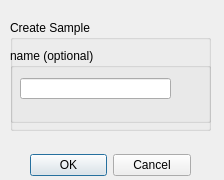
The window that psychsim/domains/groundtruth/explore_simulation/GUI/CreateSample.ui (pynadath/psychsim) describes before a commit, drawn with Qt 5.
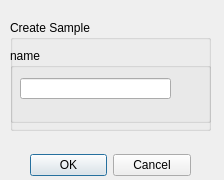
The same window after the commit.

```diff
--- a/psychsim/domains/groundtruth/explore_simulation/GUI/CreateSample.ui
+++ b/psychsim/domains/groundtruth/explore_simulation/GUI/CreateSample.ui
@@ -78,7 +78,7 @@
         </size>
        </property>
        <property name="title">
-        <string>name (optional)</string>
+        <string>name</string>
        </property>
        <widget class="QLineEdit" name="nameLine">
         <property name="geometry">
```
